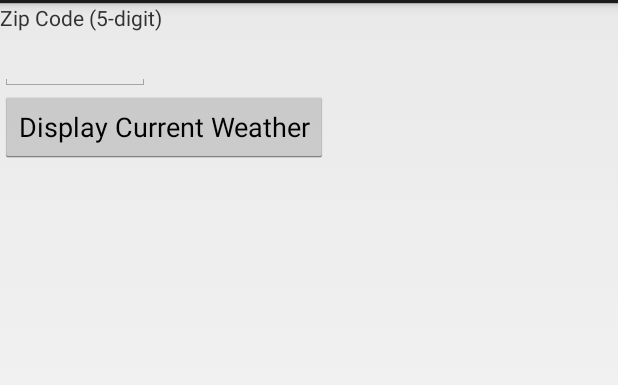
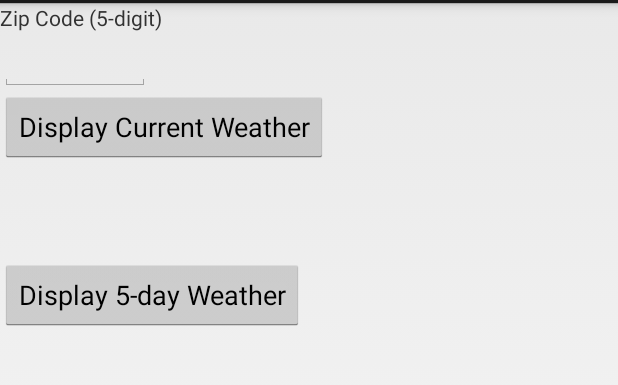
Before and after one commit to sjain/WeatherMan, an Android app: the layout activity_main.xml on its own in the app's theme, with its tools: preview values and no code run, on a phone screen of 412 x 824 dp, the part 69-454 px from its top. Run offline under Robolectric (Android 15) with nearby library versions, the phone set to English and light mode, and no system bars; network calls fail.

Commit message:
retain the current weather on main screen - provide another button to navigate to 5-day view.

```diff
--- a/WeatherMan/src/main/java/com/orbitz/interview/weatherman/model/Weather.java
+++ b/WeatherMan/src/main/java/com/orbitz/interview/weatherman/model/Weather.java
@@ -56,10 +56,6 @@ public class Weather {
         buffer.append("MM");
         buffer.append("\n");
 
-        for(DailyWeather daily: _dailyWeathers) {
-            buffer.append(daily.toDebugString());
-        }
-
         return buffer.toString();
     }
 }
--- a/WeatherMan/src/main/res/layout/activity_main.xml
+++ b/WeatherMan/src/main/res/layout/activity_main.xml
@@ -26,4 +26,18 @@
             android:id="@+id/button_display_current_weather"
             android:layout_gravity="left|center_vertical"/>
 
+    <LinearLayout xmlns:android="http://schemas.android.com/apk/res/android"
+                  android:orientation="vertical"
+                  android:layout_width="wrap_content"
+                  android:layout_height="wrap_content">
+
+        <include layout="@layout/daily_weather_row_layout"/>
+    </LinearLayout>
+
+    <Button
+            android:layout_width="wrap_content"
+            android:layout_height="wrap_content"
+            android:text="Display 5-day Weather"
+            android:id="@+id/button_display_5day_weather"
+            android:layout_gravity="left|center_vertical"/>
 </LinearLayout>
--- a/WeatherMan/src/main/res/layout/daily_weather_row_layout.xml
+++ b/WeatherMan/src/main/res/layout/daily_weather_row_layout.xml
@@ -3,7 +3,7 @@
 <LinearLayout xmlns:android="http://schemas.android.com/apk/res/android"
               android:orientation="horizontal"
               android:layout_width="match_parent"
-              android:layout_height="match_parent">
+              android:layout_height="wrap_content">
 
     <ImageView
             android:layout_width="64dp"
```
Also changed, not shown: WeatherMan/src/main/java/com/orbitz/interview/weatherman/MainActivity.java (+92 -35 lines).
